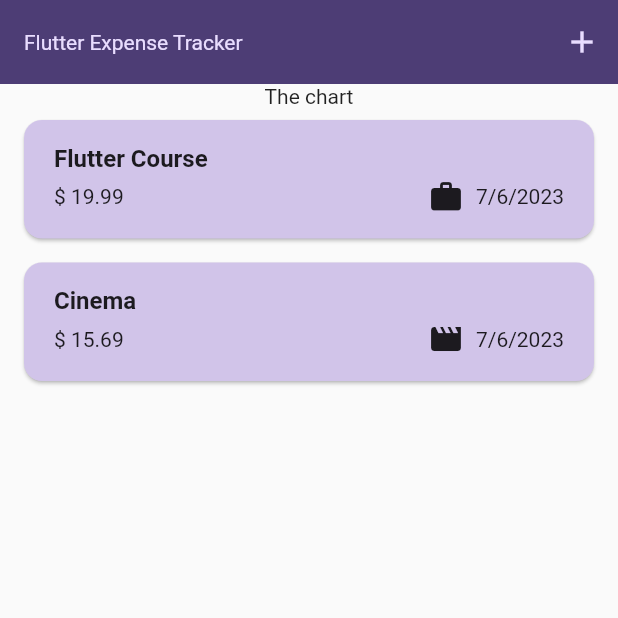
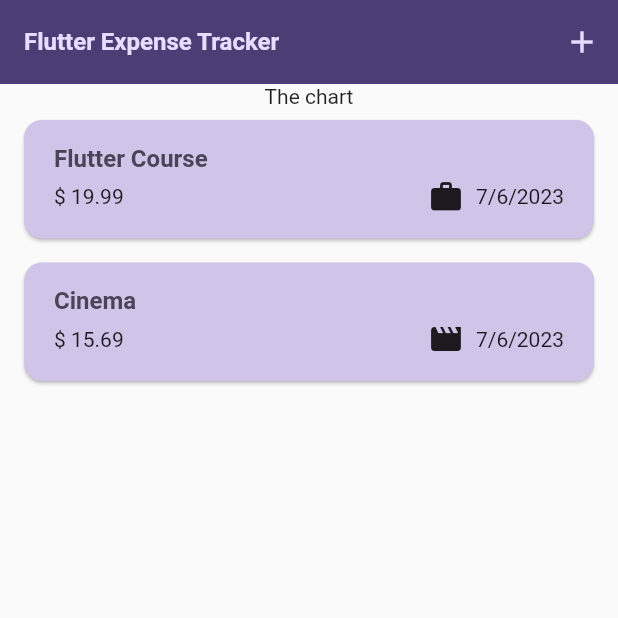
Before and after one commit to angelo-filho/expense_tracker, a Flutter app: the screen it shows after launch, on a phone screen of 412 x 824 dp, the top half of it. Run offline on Flutter 3.47's test engine with Material 2 defaults, Android fonts, the phone set to English and light mode, and no system bars.

Commit message:
feat: utilizes the text theme in expense item widget

```diff
--- a/lib/main.dart
+++ b/lib/main.dart
@@ -24,9 +24,9 @@ void main() {
         ),
         textTheme: ThemeData().textTheme.copyWith(
               titleLarge: TextStyle(
-                fontWeight: FontWeight.normal,
+                fontWeight: FontWeight.bold,
                 color: kColorScheme.onSecondaryContainer,
-                fontSize: 14,
+                fontSize: 16,
               ),
             ),
       ),
--- a/lib/widgets/expenses_list/expense_item.dart
+++ b/lib/widgets/expenses_list/expense_item.dart
@@ -21,7 +21,7 @@ class ExpenseItem extends StatelessWidget {
           children: [
             Text(
               expense.title,
-              style: const TextStyle(fontWeight: FontWeight.bold, fontSize: 16),
+              style: Theme.of(context).textTheme.titleLarge,
             ),
             const SizedBox(height: 4),
             Row(
```
